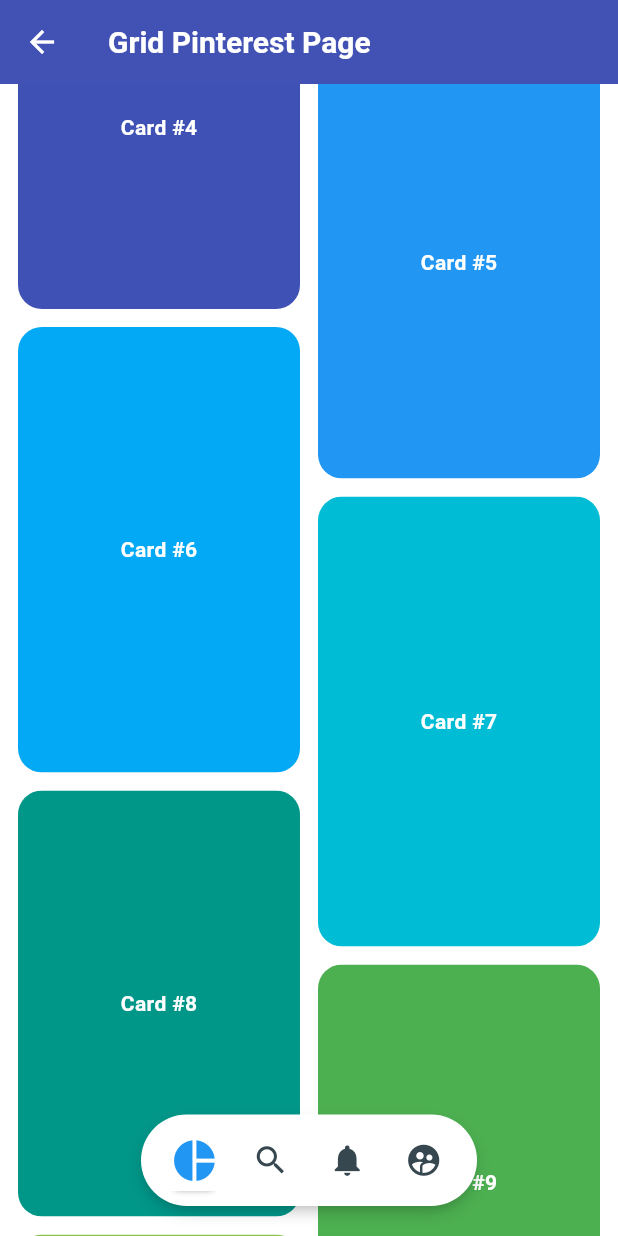
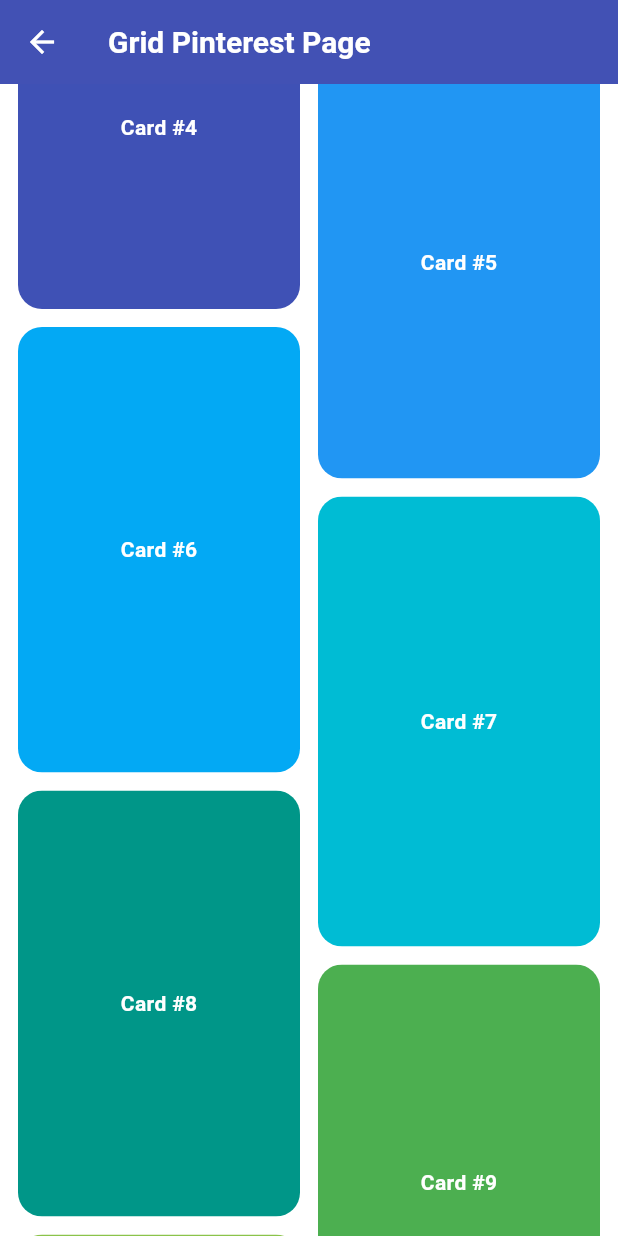
Before and after one commit to JhonEdinson-Shongo/flutter_animations_course, a Flutter app: the PinterestGridPage screen opened by its route, scrolled down 576 dp, on a phone screen of 412 x 824 dp. Run offline on Flutter 3.47's test engine with Material 3 defaults, Android fonts, the phone set to English and light mode, and no system bars; Roboto replaces fonts that are missing (Poppins).

Commit message:
[FEAT] Implement Pinterest-style grid and floating menu with animation support

```diff
--- a/designs_1/lib/src/models/pinterest_model.dart
+++ b/designs_1/lib/src/models/pinterest_model.dart
@@ -2,8 +2,16 @@ import 'package:flutter/material.dart';
 
 class PinterestModel with ChangeNotifier {
   int _currentItem = 0;
+  bool _showMenu = true;
+
+  bool get showMenu => _showMenu;
 
   int get currentItem => _currentItem;
+
+  set showMenu(bool value) {
+    _showMenu = value;
+    notifyListeners();
+  }
 
   set currentItem(int value) {
     _currentItem = value;
--- a/designs_1/lib/src/pages/pinterest_grid_page.dart
+++ b/designs_1/lib/src/pages/pinterest_grid_page.dart
@@ -1,8 +1,10 @@
 import 'dart:math';
 
+import 'package:designs_1/src/models/pinterest_model.dart';
 import 'package:designs_1/src/widgets/Pinterest_menu.dart';
 import 'package:flutter/material.dart';
 import 'package:flutter_staggered_grid_view/flutter_staggered_grid_view.dart';
+import 'package:provider/provider.dart';
 
 class PinterestGridPage extends StatelessWidget {
   PinterestGridPage({super.key});
@@ -11,18 +13,22 @@ class PinterestGridPage extends StatelessWidget {
     PinterestButton(
       onPressed: () => print('click pie_chart'),
       icon: Icons.pie_chart,
+      activeColor: Colors.red,
     ),
     PinterestButton(
       onPressed: () => print('click search'),
       icon: Icons.search,
+      activeColor: Colors.green,
     ),
     PinterestButton(
       onPressed: () => print('click notifications'),
       icon: Icons.notifications,
+      activeColor: Colors.cyanAccent,
     ),
     PinterestButton(
       onPressed: () => print('click supervised_user_circle'),
       icon: Icons.supervised_user_circle,
+      activeColor: Colors.purple,
     ),
   ];
 
@@ -33,6 +39,7 @@ class PinterestGridPage extends StatelessWidget {
         title: const Text('Grid Pinterest Page'),
       ),
       body: PinterestMenu(
+        backgroundColor: Colors.white,
         items: itemsMenu,
         child: const PinterestGrid(),
       ),
@@ -40,19 +47,48 @@ class PinterestGridPage extends StatelessWidget {
   }
 }
 
-class PinterestGrid extends StatelessWidget {
+class PinterestGrid extends StatefulWidget {
   const PinterestGrid({super.key});
 
   @override
+  State<PinterestGrid> createState() => _PinterestGridState();
+}
+
+class _PinterestGridState extends State<PinterestGrid> {
+  final List<int> items = List.generate(30, (index) => index);
+  final ScrollController _scrollController = ScrollController();
+  double _lastScrollOffset = 0;
+
+  @override
+  void initState() {
+    _scrollController.addListener(() {
+      if (_scrollController.offset > _lastScrollOffset &&
+        _scrollController.offset > MediaQuery.of(context).size.height / 2
+      ) {
+        Provider.of<PinterestModel>(context, listen: false).showMenu = false;
+      } else {
+        Provider.of<PinterestModel>(context, listen: false).showMenu = true;
+      }
+      _lastScrollOffset = _scrollController.offset;
+    });
+    super.initState();
+  }
+
+  @override
+  void dispose() {
+    _scrollController.dispose();
+    super.dispose();
+  }
+
+  @override
   Widget build(BuildContext context) {
-    final List<int> items = List.generate(30, (index) => index);
-
     double heightFor(int index) {
       final r = Random(index);
       return 200 + r.nextInt(120).toDouble();
     }
 
     return MasonryGridView.builder(
+      controller: _scrollController,
       padding: const EdgeInsets.all(12),
       gridDelegate: const SliverSimpleGridDelegateWithFixedCrossAxisCount(
         crossAxisCount: 2,
--- a/designs_1/lib/src/widgets/Pinterest_menu.dart
+++ b/designs_1/lib/src/widgets/Pinterest_menu.dart
@@ -5,32 +5,93 @@ import 'package:provider/provider.dart';
 class PinterestButton {
   final Function onPressed;
   final IconData icon;
-  PinterestButton({required this.onPressed, required this.icon});
+  final String label;
+  final Color activeColor;
+  final Color inactiveColor;
+  final Color backgroundColor;
+  PinterestButton({
+    this.label = '',
+    this.activeColor = const Color(0xFF2196F3),
+    this.inactiveColor = const Color(0xFF37474F),
+    this.backgroundColor = Colors.transparent,
+    required this.onPressed,
+    required this.icon,
+  });
 }
 
-class PinterestMenu extends StatelessWidget {
+class PinterestMenu extends StatefulWidget {
   final List<PinterestButton> items;
+  final Color backgroundColor;
   final Widget child;
-  const PinterestMenu({super.key, required this.child, required this.items});
+  const PinterestMenu({
+    super.key,
+    required this.child,
+    required this.items,
+    this.backgroundColor = const Color(0xFFFFFFFF),
+  });
+
+  @override
+  State<PinterestMenu> createState() => _PinterestMenuState();
+}
+
+class _PinterestMenuState extends State<PinterestMenu>
+    with TickerProviderStateMixin {
+  AnimationController? _controller;
+
+  @override
+  void initState() {
+    super.initState();
+    _controller = AnimationController(
+      vsync: this,
+      duration: const Duration(milliseconds: 200),
+    );
+  }
+
+  @override
+  void dispose() {
+    _controller!.dispose();
+    super.dispose();
+  }
 
   double calcaulatePosition(BuildContext context) {
     // Se crea esta función para calcular la posición del menu, ya que se desea que se pueda
     // dar click a los costados del menu sin importar el número de items
     double middleWidth = MediaQuery.of(context).size.width / 2;
-    double middleWidthItems = ((items.length * 51) / 2);
+    double middleWidthItems = ((widget.items.length * 51) / 2);
     double middleWidthBackground = 10;
     return middleWidth - middleWidthItems - middleWidthBackground;
   }
 
   @override
   Widget build(BuildContext context) {
+    bool showMenu = Provider.of<PinterestModel>(context).showMenu;
+    if (showMenu) {
+      _controller!.reverse();
+    } else {
+      _controller!.forward();
+    }
     return Stack(
       children: [
-        child,
+        widget.child,
         Positioned(
           bottom: 20,
           left: calcaulatePosition(context),
-          child: _PinterestMenuBackground(items: items),
+          child: AnimatedOpacity(
+            duration: const Duration(milliseconds: 150),
+            opacity: showMenu ? 1 : 0,
+            child: AnimatedBuilder(
+              animation: _controller!,
+              builder: (context, child) => Transform.translate(
+                offset: Offset(
+                  0,
+                  _controller!.value * (25 + 16 + 20 + 20),
+                ),
+                child: child,
+              ),
+              child: _PinterestMenuBackground(
+                  items: widget.items, backgroundColor: widget.backgroundColor),
+            ),
+          ),
         ),
       ],
     );
@@ -39,9 +100,11 @@ class PinterestMenu extends StatelessWidget {
 
 class _PinterestMenuBackground extends StatelessWidget {
   final List<PinterestButton> items;
+  final Color backgroundColor;
   const _PinterestMenuBackground({
     super.key,
     required this.items,
+    this.backgroundColor = const Color(0xFFFFFFFF),
   });
 
   @override
@@ -52,7 +115,7 @@ class _PinterestMenuBackground extends StatelessWidget {
       ),
       padding: const EdgeInsets.symmetric(horizontal: 10, vertical: 10),
       decoration: BoxDecoration(
-        color: Colors.white,
+        color: backgroundColor,
         borderRadius: BorderRadius.circular(100),
         boxShadow: const [
           BoxShadow(
@@ -127,17 +190,9 @@ class _PinterestMenuButtonState extends State<_PinterestMenuButton>
     return Container(
       margin: const EdgeInsets.only(left: 5, right: 5),
       decoration: isCurentItem
-          ? const BoxDecoration(
-              color: Colors.white,
-              borderRadius: BorderRadius.all(Radius.circular(5)),
-              boxShadow: [
-                BoxShadow(
-                  color: Colors.black38,
-                  blurRadius: 3,
-                  spreadRadius: -6,
-                  offset: Offset(0, 5),
-                )
-              ],
+          ? BoxDecoration(
+              color: widget.item.backgroundColor,
+              borderRadius: const BorderRadius.all(Radius.circular(5)),
             )
           : null,
       child: GestureDetector(
@@ -157,7 +212,9 @@ class _PinterestMenuButtonState extends State<_PinterestMenuButton>
             child: Icon(
               widget.item.icon,
               size: 25.0,
-              color: isCurentItem ? Colors.blue : Colors.blueGrey[800],
+              color: isCurentItem
+                  ? widget.item.activeColor
+                  : widget.item.inactiveColor,
             ),
           ),
         ),
```
Also changed, not shown: 1 other file.
